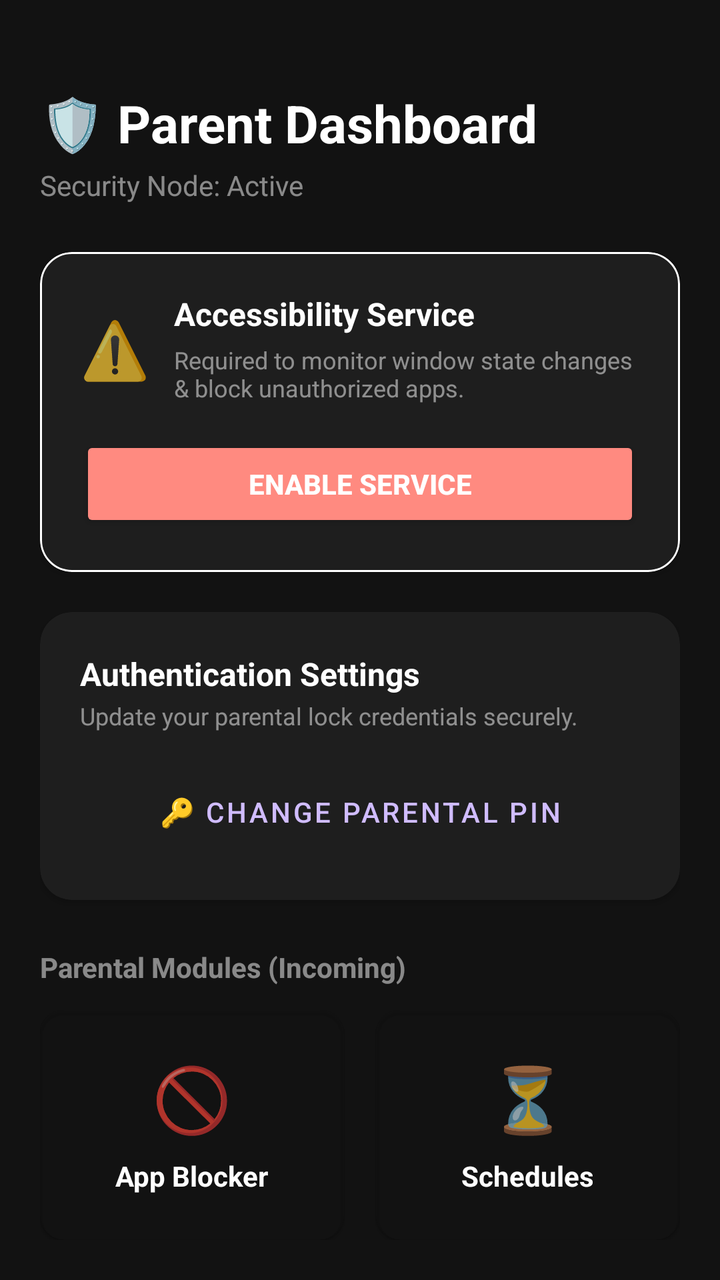
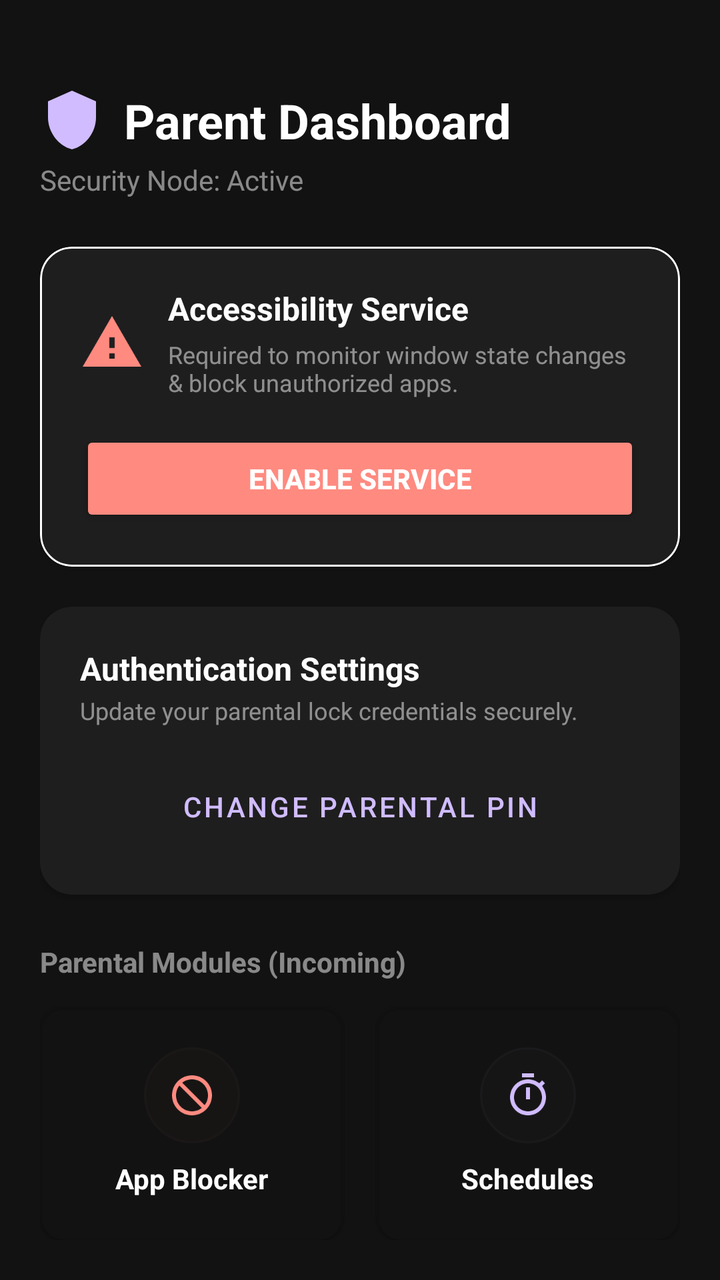

An Android layout rendered at two revisions. The XML below is the earlier revision; the diff shows what the commit changed to produce the second picture.
<!-- AndroidManifest.xml: application theme Theme.ParentalControl -->
<!-- res/layout/activity_main.xml -->
<?xml version="1.0" encoding="utf-8"?>
<androidx.constraintlayout.widget.ConstraintLayout 
    xmlns:android="http://schemas.android.com/apk/res/android"
    xmlns:app="http://schemas.android.com/apk/res-auto"
    android:layout_width="match_parent"
    android:layout_height="match_parent"
    android:background="#121212"
    android:padding="20dp">

    
    <TextView
        android:id="@+id/tvMainHeaderTitle"
        android:layout_width="wrap_content"
        android:layout_height="wrap_content"
        android:text="🛡️ Parent Dashboard"
        android:textColor="#FFFFFF"
        android:textSize="26sp"
        android:textStyle="bold"
        android:layout_marginTop="24dp"
        app:layout_constraintTop_toTopOf="parent"
        app:layout_constraintStart_toStartOf="parent" />

    <TextView
        android:id="@+id/tvMainHeaderSubtitle"
        android:layout_width="wrap_content"
        android:layout_height="wrap_content"
        android:text="Security Node: Active"
        android:textColor="#80FFFFFF"
        android:textSize="14sp"
        android:layout_marginTop="4dp"
        app:layout_constraintTop_toBottomOf="@id/tvMainHeaderTitle"
        app:layout_constraintStart_toStartOf="parent" />

    
    <com.google.android.material.card.MaterialCardView
        android:id="@+id/cardAccessibility"
        android:layout_width="match_parent"
        android:layout_height="wrap_content"
        android:layout_marginTop="24dp"
        app:cardCornerRadius="16dp"
        app:cardElevation="2dp"
        app:cardBackgroundColor="#1E1E1E"
        app:strokeWidth="1dp"
        app:layout_constraintTop_toBottomOf="@id/tvMainHeaderSubtitle"
        app:layout_constraintStart_toStartOf="parent"
        app:layout_constraintEnd_toEndOf="parent">

        <LinearLayout
            android:layout_width="match_parent"
            android:layout_height="wrap_content"
            android:orientation="vertical"
            android:padding="20dp">

            <LinearLayout
                android:layout_width="match_parent"
                android:layout_height="wrap_content"
                android:orientation="horizontal"
                android:gravity="center_vertical">

                <TextView
                    android:id="@+id/tvAccessStatusIndicator"
                    android:layout_width="wrap_content"
                    android:layout_height="wrap_content"
                    android:text="⚠️"
                    android:textSize="28sp"
                    android:layout_marginEnd="12dp" />

                <LinearLayout
                    android:layout_width="0dp"
                    android:layout_height="wrap_content"
                    android:layout_weight="1"
                    android:orientation="vertical">

                    <TextView
                        android:id="@+id/tvAccessTitle"
                        android:layout_width="wrap_content"
                        android:layout_height="wrap_content"
                        android:text="Accessibility Service"
                        android:textColor="#FFFFFF"
                        android:textSize="16sp"
                        android:textStyle="bold" />

                    <TextView
                        android:id="@+id/tvAccessDesc"
                        android:layout_width="wrap_content"
                        android:layout_height="wrap_content"
                        android:text="Required to monitor window state changes &amp; block unauthorized apps."
                        android:textColor="#80FFFFFF"
                        android:textSize="12sp"
                        android:layout_marginTop="4dp" />
                </LinearLayout>
            </LinearLayout>

            
            <Button
                android:id="@+id/btnEnableAccess"
                android:layout_width="match_parent"
                android:layout_height="wrap_content"
                android:text="Enable Service"
                android:textColor="#FFFFFF"
                android:backgroundTint="#FF8A80"
                android:textSize="14sp"
                android:textStyle="bold"
                android:layout_marginTop="16dp"
                app:cornerRadius="8dp" />
        </LinearLayout>
    </com.google.android.material.card.MaterialCardView>

    
    <com.google.android.material.card.MaterialCardView
        android:id="@+id/cardSecurity"
        android:layout_width="match_parent"
        android:layout_height="wrap_content"
        android:layout_marginTop="20dp"
        app:cardCornerRadius="16dp"
        app:cardElevation="2dp"
        app:cardBackgroundColor="#1E1E1E"
        app:layout_constraintTop_toBottomOf="@id/cardAccessibility"
        app:layout_constraintStart_toStartOf="parent"
        app:layout_constraintEnd_toEndOf="parent">

        <LinearLayout
            android:layout_width="match_parent"
            android:layout_height="wrap_content"
            android:orientation="vertical"
            android:padding="20dp">

            <TextView
                android:layout_width="wrap_content"
                android:layout_height="wrap_content"
                android:text="Authentication Settings"
                android:textColor="#FFFFFF"
                android:textSize="16sp"
                android:textStyle="bold" />

            <TextView
                android:layout_width="wrap_content"
                android:layout_height="wrap_content"
                android:text="Update your parental lock credentials securely."
                android:textColor="#80FFFFFF"
                android:textSize="12sp"
                android:layout_marginTop="2dp" />

            <Button
                android:id="@+id/btnChangePin"
                style="@style/Widget.MaterialComponents.Button.OutlinedButton"
                android:layout_width="match_parent"
                android:layout_height="wrap_content"
                android:text="🔑 Change Parental PIN"
                android:textColor="#D0BCFF"
                app:strokeColor="#D0BCFF"
                app:strokeWidth="1dp"
                android:textSize="14sp"
                android:layout_marginTop="16dp"
                app:cornerRadius="8dp" />
        </LinearLayout>
    </com.google.android.material.card.MaterialCardView>

    
    <TextView
        android:id="@+id/tvAdvancedTitle"
        android:layout_width="wrap_content"
        android:layout_height="wrap_content"
        android:text="Parental Modules (Incoming)"
        android:textColor="#80FFFFFF"
        android:textSize="14sp"
        android:textStyle="bold"
        android:layout_marginTop="24dp"
        app:layout_constraintTop_toBottomOf="@id/cardSecurity"
        app:layout_constraintStart_toStartOf="parent" />

    <LinearLayout
        android:layout_width="match_parent"
        android:layout_height="0dp"
        android:orientation="horizontal"
        android:layout_marginTop="12dp"
        app:layout_constraintTop_toBottomOf="@id/tvAdvancedTitle"
        app:layout_constraintBottom_toBottomOf="parent"
        app:layout_constraintStart_toStartOf="parent"
        app:layout_constraintEnd_toEndOf="parent">

        
        <com.google.android.material.card.MaterialCardView
            android:layout_width="0dp"
            android:layout_height="match_parent"
            android:layout_weight="1"
            android:layout_marginEnd="8dp"
            app:cardCornerRadius="12dp"
            app:cardBackgroundColor="#1A1E1E1E">

            <LinearLayout
                android:layout_width="match_parent"
                android:layout_height="match_parent"
                android:orientation="vertical"
                android:padding="16dp"
                android:gravity="center">

                <TextView
                    android:layout_width="wrap_content"
                    android:layout_height="wrap_content"
                    android:text="🚫"
                    android:textSize="32sp" />

                <TextView
                    android:layout_width="wrap_content"
                    android:layout_height="wrap_content"
                    android:text="App Blocker"
                    android:textColor="#FFFFFF"
                    android:textSize="14sp"
                    android:textStyle="bold"
                    android:layout_marginTop="8dp" />
            </LinearLayout>
        </com.google.android.material.card.MaterialCardView>

        
        <com.google.android.material.card.MaterialCardView
            android:layout_width="0dp"
            android:layout_height="match_parent"
            android:layout_weight="1"
            android:layout_marginStart="8dp"
            app:cardCornerRadius="12dp"
            app:cardBackgroundColor="#1A1E1E1E">

            <LinearLayout
                android:layout_width="match_parent"
                android:layout_height="match_parent"
                android:orientation="vertical"
                android:padding="16dp"
                android:gravity="center">

                <TextView
                    android:layout_width="wrap_content"
                    android:layout_height="wrap_content"
                    android:text="⏳"
                    android:textSize="32sp" />

                <TextView
                    android:layout_width="wrap_content"
                    android:layout_height="wrap_content"
                    android:text="Schedules"
                    android:textColor="#FFFFFF"
                    android:textSize="14sp"
                    android:textStyle="bold"
                    android:layout_marginTop="8dp" />
            </LinearLayout>
        </com.google.android.material.card.MaterialCardView>
    </LinearLayout>

</androidx.constraintlayout.widget.ConstraintLayout>
<!-- resources referenced by this layout -->
<resources>
  <style name="Theme.ParentalControl" parent="Theme.MaterialComponents.NoActionBar">
          
          <item name="colorPrimary">#D0BCFF</item>
          <item name="colorPrimaryVariant">#6200EE</item>
          <item name="colorOnPrimary">#000000</item>
          
          
          <item name="android:windowBackground">#121212</item>
          <item name="android:statusBarColor">#121212</item>
      </style>
</resources>

<!-- the commit's change to res/layout/activity_main.xml (unified diff, before → after) -->
@@ -8,17 +8,32 @@
     android:padding="20dp">
 
     
-    <TextView
-        android:id="@+id/tvMainHeaderTitle"
+    <LinearLayout
+        android:id="@+id/layoutMainHeader"
         android:layout_width="wrap_content"
         android:layout_height="wrap_content"
-        android:text="🛡️ Parent Dashboard"
-        android:textColor="#FFFFFF"
-        android:textSize="26sp"
-        android:textStyle="bold"
+        android:orientation="horizontal"
+        android:gravity="center_vertical"
         android:layout_marginTop="24dp"
         app:layout_constraintTop_toTopOf="parent"
-        app:layout_constraintStart_toStartOf="parent" />
+        app:layout_constraintStart_toStartOf="parent">
+
+        <ImageView
+            android:layout_width="32dp"
+            android:layout_height="32dp"
+            android:src="@drawable/ic_shield"
+            app:tint="#D0BCFF"
+            android:layout_marginEnd="10dp" />
+
+        <TextView
+            android:id="@+id/tvMainHeaderTitle"
+            android:layout_width="wrap_content"
+            android:layout_height="wrap_content"
+            android:text="Parent Dashboard"
+            android:textColor="#FFFFFF"
+            android:textSize="24sp"
+            android:textStyle="bold" />
+    </LinearLayout>
 
     <TextView
         android:id="@+id/tvMainHeaderSubtitle"
@@ -28,7 +43,7 @@
         android:textColor="#80FFFFFF"
         android:textSize="14sp"
         android:layout_marginTop="4dp"
-        app:layout_constraintTop_toBottomOf="@id/tvMainHeaderTitle"
+        app:layout_constraintTop_toBottomOf="@id/layoutMainHeader"
         app:layout_constraintStart_toStartOf="parent" />
 
     
@@ -57,12 +72,12 @@
                 android:orientation="horizontal"
                 android:gravity="center_vertical">
 
-                <TextView
-                    android:id="@+id/tvAccessStatusIndicator"
-                    android:layout_width="wrap_content"
-                    android:layout_height="wrap_content"
-                    android:text="⚠️"
-                    android:textSize="28sp"
+                <ImageView
+                    android:id="@+id/ivAccessStatusIndicator"
+                    android:layout_width="32dp"
+                    android:layout_height="32dp"
+                    android:src="@drawable/ic_warning"
+                    app:tint="#FF8A80"
                     android:layout_marginEnd="12dp" />
 
                 <LinearLayout
@@ -146,10 +161,15 @@
                 style="@style/Widget.MaterialComponents.Button.OutlinedButton"
                 android:layout_width="match_parent"
                 android:layout_height="wrap_content"
-                android:text="🔑 Change Parental PIN"
+                android:text="Change Parental PIN"
                 android:textColor="#D0BCFF"
                 app:strokeColor="#D0BCFF"
                 app:strokeWidth="1dp"
+                app:icon="@drawable/ic_key"
+                app:iconTint="#D0BCFF"
+                app:iconSize="18dp"
+                app:iconPadding="8dp"
+                app:iconGravity="textStart"
                 android:textSize="14sp"
                 android:layout_marginTop="16dp"
                 app:cornerRadius="8dp" />
@@ -195,11 +215,19 @@
                 android:padding="16dp"
                 android:gravity="center">
 
-                <TextView
-                    android:layout_width="wrap_content"
-                    android:layout_height="wrap_content"
-                    android:text="🚫"
-                    android:textSize="32sp" />
+                <FrameLayout
+                    android:layout_width="48dp"
+                    android:layout_height="48dp"
+                    android:background="@drawable/btn_round"
+                    android:backgroundTint="#26FF8A80"
+                    android:layout_gravity="center_horizontal">
+                    <ImageView
+                        android:layout_width="24dp"
+                        android:layout_height="24dp"
+                        android:src="@drawable/ic_block"
+                        app:tint="#FF8A80"
+                        android:layout_gravity="center" />
+                </FrameLayout>
 
                 <TextView
                     android:layout_width="wrap_content"
@@ -228,11 +256,19 @@
                 android:padding="16dp"
                 android:gravity="center">
 
-                <TextView
-                    android:layout_width="wrap_content"
-                    android:layout_height="wrap_content"
-                    android:text="⏳"
-                    android:textSize="32sp" />
+                <FrameLayout
+                    android:layout_width="48dp"
+                    android:layout_height="48dp"
+                    android:background="@drawable/btn_round"
+                    android:backgroundTint="#26D0BCFF"
+                    android:layout_gravity="center_horizontal">
+                    <ImageView
+                        android:layout_width="24dp"
+                        android:layout_height="24dp"
+                        android:src="@drawable/ic_timer"
+                        app:tint="#D0BCFF"
+                        android:layout_gravity="center" />
+                </FrameLayout>
 
                 <TextView
                     android:layout_width="wrap_content"
<!-- resource entries referenced after the edit -->
@@ -1,5 +1,67 @@
 <!-- resources referenced by this layout -->
 <resources>
+  <!-- drawable btn_round (drawable) -->
+  <?xml version="1.0" encoding="utf-8"?>
+  <ripple xmlns:android="http://schemas.android.com/apk/res/android"
+      android:color="#40FFFFFF">
+      <item>
+          <shape android:shape="oval">
+              <solid android:color="#1AFFFFFF"/>
+              <stroke android:width="1dp" android:color="#33FFFFFF"/>
+              <size android:width="72dp" android:height="72dp"/>
+          </shape>
+      </item>
+  </ripple>
+  <!-- drawable ic_block (drawable) -->
+  <vector xmlns:android="http://schemas.android.com/apk/res/android"
+      android:width="24dp"
+      android:height="24dp"
+      android:viewportWidth="24.0"
+      android:viewportHeight="24.0">
+      <path
+          android:fillColor="#FFFFFFFF"
+          android:pathData="M12,2C6.48,2 2,6.48 2,12s4.48,10 10,10 10,-4.48 10,-10S17.52,2 12,2z M12,20c-4.42,0 -8,-3.58 -8,-8 0,-1.85 0.63,-3.55 1.69,-4.9L16.9,18.31C15.55,19.37 13.85,20 12,20z M18.31,16.9L7.1,5.69C8.45,4.63 10.15,4 12,4c4.42,0 8,3.58 8,8 0,1.85 -0.63,3.55 -1.69,4.9z" />
+  </vector>
+  <!-- drawable ic_key (drawable) -->
+  <vector xmlns:android="http://schemas.android.com/apk/res/android"
+      android:width="24dp"
+      android:height="24dp"
+      android:viewportWidth="24.0"
+      android:viewportHeight="24.0">
+      <path
+          android:fillColor="#FFFFFFFF"
+          android:pathData="M12.65,10C11.83,7.67 9.61,6 7,6c-3.87,0 -7,3.13 -7,7s3.13,7 7,7c2.61,0 4.83,-1.67 5.65,-4H17v4h4v-4h2v-4H12.65z M7,16c-1.65,0 -3,-1.35 -3,-3s1.35,-3 3,-3s3,1.35 3,3s-1.35,3 -3,3z" />
+  </vector>
+  <!-- drawable ic_shield (drawable) -->
+  <vector xmlns:android="http://schemas.android.com/apk/res/android"
+      android:width="24dp"
+      android:height="24dp"
+      android:viewportWidth="24.0"
+      android:viewportHeight="24.0">
+      <path
+          android:fillColor="#FFFFFFFF"
+          android:pathData="M12,1L3,5v6c0,5.55 3.84,10.74 9,12c5.16,-1.26 9,-6.45 9,-12V5L12,1z" />
+  </vector>
+  <!-- drawable ic_timer (drawable) -->
+  <vector xmlns:android="http://schemas.android.com/apk/res/android"
+      android:width="24dp"
+      android:height="24dp"
+      android:viewportWidth="24.0"
+      android:viewportHeight="24.0">
+      <path
+          android:fillColor="#FFFFFFFF"
+          android:pathData="M15,1H9v2h6V1z M11,14h2V8h-2V14z M19.03,7.39l1.42,-1.42c-0.43,-0.51 -0.9,-0.99 -1.41,-1.41l-1.42,1.42C16.07,4.74 14.12,4 12,4c-4.97,0 -9,4.03 -9,9s4.03,9 9,9 9,-4.03 9,-9c0,-2.12 -0.74,-4.07 -1.97,-5.61z M12,20c-3.87,0 -7,-3.13 -7,-7s3.13,-7 7,-7 7,3.13 7,7 -3.13,7 -7,7z" />
+  </vector>
+  <!-- drawable ic_warning (drawable) -->
+  <vector xmlns:android="http://schemas.android.com/apk/res/android"
+      android:width="24dp"
+      android:height="24dp"
+      android:viewportWidth="24.0"
+      android:viewportHeight="24.0">
+      <path
+          android:fillColor="#FFFFFFFF"
+          android:pathData="M1,21h22L12,2L1,21z M13,18h-2v-2h2v2z M13,14h-2v-4h2v4z" />
+  </vector>
   <style name="Theme.ParentalControl" parent="Theme.MaterialComponents.NoActionBar">
           
           <item name="colorPrimary">#D0BCFF</item>
